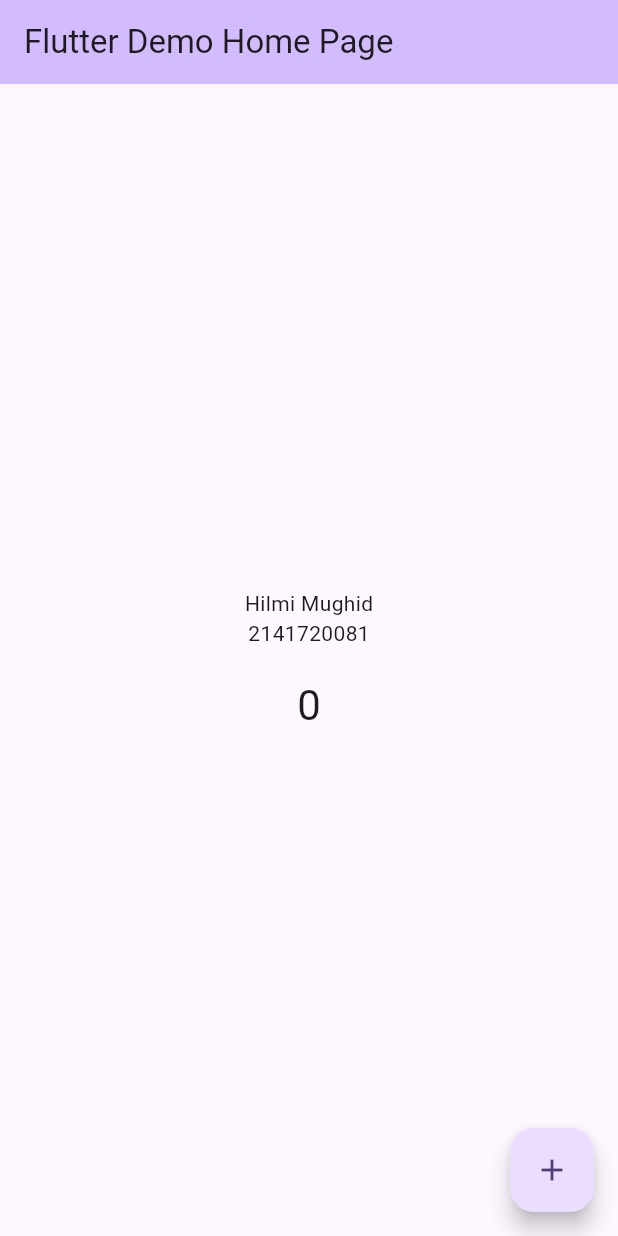
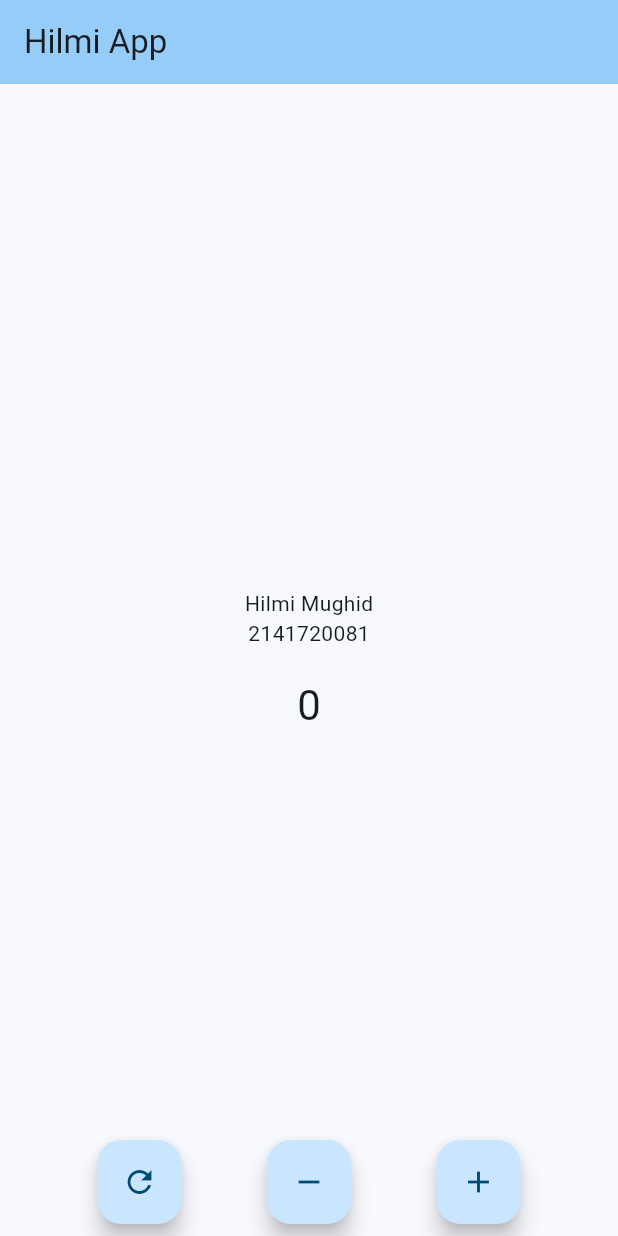
Before and after one commit to hilmimughid/Pemrograman_Mobile, a Flutter app: the screen it shows after launch, on a phone screen of 412 x 824 dp. Run offline on Flutter 3.47's test engine with Material 2 defaults, Android fonts, the phone set to English and light mode, and no system bars.

Commit message:
Pertemuan 3

```diff
--- a/lib/main.dart
+++ b/lib/main.dart
@@ -1,43 +1,68 @@
+// Impor package Flutter Material Design.
 import 'package:flutter/material.dart';
 
+// Fungsi main yang menjalankan aplikasi.
 void main() {
   runApp(const MyApp());
 }
 
+// Widget utama aplikasi.
 class MyApp extends StatelessWidget {
   const MyApp({super.key});
 
+  // Fungsi build untuk membangun widget.
   @override
   Widget build(BuildContext context) {
     return MaterialApp(
       title: 'Flutter Demo',
       theme: ThemeData(
-        colorScheme: ColorScheme.fromSeed(seedColor: Colors.deepPurple),
+        colorScheme: ColorScheme.fromSeed(seedColor: Colors.lightBlue),
         useMaterial3: true,
       ),
-      home: const MyHomePage(title: 'Flutter Demo Home Page'),
+      home: const MyHomePage(title: 'Hilmi App'),
     );
   }
 }
 
+// Halaman utama aplikasi.
 class MyHomePage extends StatefulWidget {
   const MyHomePage({super.key, required this.title});
 
   final String title;
 
+  // Membuat state untuk widget ini.
   @override
   State<MyHomePage> createState() => _MyHomePageState();
 }
 
+// State untuk MyHomePage.
 class _MyHomePageState extends State<MyHomePage> {
   int _counter = 0;
 
+  // Fungsi untuk menambah counter.
   void _incrementCounter() {
     setState(() {
       _counter++;
     });
   }
 
+  // Fungsi untuk mengurangi counter.
+  void _decrementCounter() {
+    setState(() {
+      if (_counter > 0) {
+        _counter--;
+      }
+    });
+  }
+
+  // Fungsi untuk mereset counter.
+  void _resetCounter() {
+    setState(() {
+      _counter = 0;
+    });
+  }
+
+  // Membangun tampilan aplikasi.
   @override
   Widget build(BuildContext context) {
     return Scaffold(
@@ -45,7 +70,9 @@ class _MyHomePageState extends State<MyHomePage> {
         backgroundColor: Theme.of(context).colorScheme.inversePrimary,
         title: Text(widget.title),
       ),
-      body: Center(
+      body: Stack(
+        children: <Widget>[
+          Center(
             child: Column(
               mainAxisAlignment: MainAxisAlignment.center,
               children: <Widget>[
@@ -62,11 +89,34 @@ class _MyHomePageState extends State<MyHomePage> {
               ],
             ),
           ),
-      floatingActionButton: FloatingActionButton(
+          Align(
+            alignment: Alignment.bottomCenter,
+            child: Padding(
+              padding: const EdgeInsets.all(8.0),
+              child: Row(
+                mainAxisAlignment: MainAxisAlignment.spaceEvenly,
+                children: <Widget>[
+                  FloatingActionButton(
+                    onPressed: _resetCounter,
+                    tooltip: 'Reset',
+                    child: const Icon(Icons.refresh),
+                  ),
+                  FloatingActionButton(
+                    onPressed: _decrementCounter,
+                    tooltip: 'Decrement',
+                    child: const Icon(Icons.remove),
+                  ),
+                  FloatingActionButton(
                     onPressed: _incrementCounter,
                     tooltip: 'Increment',
                     child: const Icon(Icons.add),
                   ),
+                ],
+              ),
+            ),
+          ),
+        ],
+      ),
     );
   }
 }
```
Lines whose indentation alone changed are shown as unchanged.
